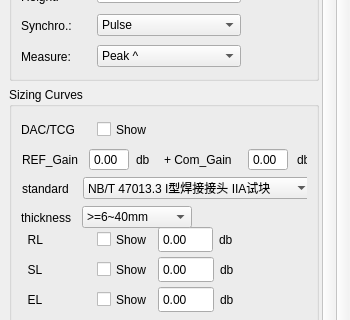
qinxingying/hello-word, file phascan_view/ui/DopplerGroupTab.ui: the form before one commit; both pictures show x 0 to 350 and y 296 to 616 of the 350 by 1023 pixel window.
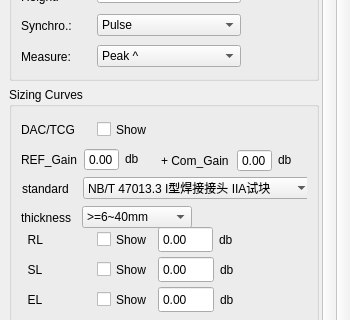
The form after the commit. Icons and pictures are not drawn. Custom widgets are drawn as their Qt base class.

Patch:
```diff
--- a/phascan_view/ui/DopplerGroupTab.ui
+++ b/phascan_view/ui/DopplerGroupTab.ui
@@ -5551,84 +5551,12 @@
                   </item>
                  </layout>
                 </widget>
-                <widget class="QWidget" name="layoutWidget_2">
-                 <property name="geometry">
-                  <rect>
-                   <x>140</x>
-                   <y>30</y>
-                   <width>159</width>
-                   <height>27</height>
-                  </rect>
-                 </property>
-                 <layout class="QHBoxLayout" name="horizontalLayout_17">
-                  <item>
-                   <widget class="QLabel" name="Label_Com_Gain">
-                    <property name="sizePolicy">
-                     <sizepolicy hsizetype="Preferred" vsizetype="Preferred">
-                      <horstretch>0</horstretch>
-                      <verstretch>0</verstretch>
-                     </sizepolicy>
-                    </property>
-                    <property name="minimumSize">
-                     <size>
-                      <width>75</width>
-                      <height>25</height>
-                     </size>
-                    </property>
-                    <property name="maximumSize">
-                     <size>
-                      <width>75</width>
-                      <height>16777215</height>
-                     </size>
-                    </property>
-                    <property name="text">
-                     <string>+ Com_Gain</string>
-                    </property>
-                    <property name="alignment">
-                     <set>Qt::AlignLeading|Qt::AlignLeft|Qt::AlignVCenter</set>
-                    </property>
-                   </widget>
-                  </item>
-                  <item>
-                   <widget class="QDoubleSpinBox" name="ValueComGain">
-                    <property name="maximumSize">
-                     <size>
-                      <width>40</width>
-                      <height>16777215</height>
-                     </size>
-                    </property>
-                    <property name="buttonSymbols">
-                     <enum>QAbstractSpinBox::NoButtons</enum>
-                    </property>
-                   </widget>
-                  </item>
-                  <item>
-                   <widget class="QLabel" name="label_29">
-                    <property name="minimumSize">
-                     <size>
-                      <width>20</width>
-                      <height>0</height>
-                     </size>
-                    </property>
-                    <property name="maximumSize">
-                     <size>
-                      <width>20</width>
-                      <height>16777215</height>
-                     </size>
-                    </property>
-                    <property name="text">
-                     <string>db</string>
-                    </property>
-                   </widget>
-                  </item>
-                 </layout>
-                </widget>
                 <widget class="QWidget" name="layoutWidget">
                  <property name="geometry">
                   <rect>
                    <x>0</x>
                    <y>30</y>
-                   <width>139</width>
+                   <width>126</width>
                    <height>27</height>
                   </rect>
                  </property>
@@ -5636,20 +5564,20 @@
                   <item>
                    <widget class="QLabel" name="Label_REF_Gain">
                     <property name="sizePolicy">
-                     <sizepolicy hsizetype="Preferred" vsizetype="Preferred">
+                     <sizepolicy hsizetype="Fixed" vsizetype="Fixed">
                       <horstretch>0</horstretch>
                       <verstretch>0</verstretch>
                      </sizepolicy>
                     </property>
                     <property name="minimumSize">
                      <size>
-                      <width>60</width>
+                      <width>57</width>
                       <height>25</height>
                      </size>
                     </property>
                     <property name="maximumSize">
                      <size>
-                      <width>60</width>
+                      <width>55</width>
                       <height>16777215</height>
                      </size>
                     </property>
@@ -5663,15 +5591,21 @@
                   </item>
                   <item>
                    <widget class="QDoubleSpinBox" name="ValueREFGain">
+                    <property name="sizePolicy">
+                     <sizepolicy hsizetype="Fixed" vsizetype="Fixed">
+                      <horstretch>0</horstretch>
+                      <verstretch>0</verstretch>
+                     </sizepolicy>
+                    </property>
                     <property name="minimumSize">
                      <size>
-                      <width>40</width>
+                      <width>35</width>
                       <height>0</height>
                      </size>
                     </property>
                     <property name="maximumSize">
                      <size>
-                      <width>40</width>
+                      <width>35</width>
                       <height>16777215</height>
                      </size>
                     </property>
@@ -5682,6 +5616,12 @@
                   </item>
                   <item>
                    <widget class="QLabel" name="label_27">
+                    <property name="sizePolicy">
+                     <sizepolicy hsizetype="Fixed" vsizetype="Fixed">
+                      <horstretch>0</horstretch>
+                      <verstretch>0</verstretch>
+                     </sizepolicy>
+                    </property>
                     <property name="minimumSize">
                      <size>
                       <width>20</width>
@@ -5701,7 +5641,7 @@
                   </item>
                  </layout>
                 </widget>
-                <widget class="QWidget" name="">
+                <widget class="QWidget" name="layoutWidget">
                  <property name="geometry">
                   <rect>
                    <x>1</x>
@@ -5774,7 +5714,7 @@
                   </item>
                  </layout>
                 </widget>
-                <widget class="QWidget" name="">
+                <widget class="QWidget" name="layoutWidget">
                  <property name="geometry">
                   <rect>
                    <x>0</x>
@@ -5842,6 +5782,104 @@
                   </item>
                  </layout>
                 </widget>
+                <widget class="QWidget" name="">
+                 <property name="geometry">
+                  <rect>
+                   <x>140</x>
+                   <y>31</y>
+                   <width>139</width>
+                   <height>27</height>
+                  </rect>
+                 </property>
+                 <layout class="QHBoxLayout" name="horizontalLayout_17">
+                  <item>
+                   <widget class="QLabel" name="Label_Com_Gain">
+                    <property name="sizePolicy">
+                     <sizepolicy hsizetype="Fixed" vsizetype="Fixed">
+                      <horstretch>0</horstretch>
+                      <verstretch>0</verstretch>
+                     </sizepolicy>
+                    </property>
+                    <property name="minimumSize">
+                     <size>
+                      <width>70</width>
+                      <height>25</height>
+                     </size>
+                    </property>
+                    <property name="maximumSize">
+                     <size>
+                      <width>70</width>
+                      <height>16777215</height>
+                     </size>
+                    </property>
+                    <property name="text">
+                     <string>+ Com_Gain</string>
+                    </property>
+                    <property name="alignment">
+                     <set>Qt::AlignLeading|Qt::AlignLeft|Qt::AlignVCenter</set>
+                    </property>
+                   </widget>
+                  </item>
+                  <item>
+                   <widget class="QDoubleSpinBox" name="ValueComGain">
+                    <property name="sizePolicy">
+                     <sizepolicy hsizetype="Fixed" vsizetype="Fixed">
+                      <horstretch>0</horstretch>
+                      <verstretch>0</verstretch>
+                     </sizepolicy>
+                    </property>
+                    <property name="minimumSize">
+                     <size>
+                      <width>35</width>
+                      <height>0</height>
+                     </size>
+                    </property>
+                    <property name="maximumSize">
+                     <size>
+                      <width>35</width>
+                      <height>16777215</height>
+                     </size>
+                    </property>
+                    <property name="focusPolicy">
+                     <enum>Qt::WheelFocus</enum>
+                    </property>
+                    <property name="buttonSymbols">
+                     <enum>QAbstractSpinBox::NoButtons</enum>
+                    </property>
+                    <property name="minimum">
+                     <double>-99.000000000000000</double>
+                    </property>
+                   </widget>
+                  </item>
+                  <item>
+                   <widget class="QLabel" name="label_29">
+                    <property name="sizePolicy">
+                     <sizepolicy hsizetype="Fixed" vsizetype="Fixed">
+                      <horstretch>0</horstretch>
+                      <verstretch>0</verstretch>
+                     </sizepolicy>
+                    </property>
+                    <property name="minimumSize">
+                     <size>
+                      <width>20</width>
+                      <height>0</height>
+                     </size>
+                    </property>
+                    <property name="maximumSize">
+                     <size>
+                      <width>20</width>
+                      <height>16777215</height>
+                     </size>
+                    </property>
+                    <property name="text">
+                     <string>db</string>
+                    </property>
+                   </widget>
+                  </item>
+                 </layout>
+                </widget>
+                <zorder>layoutWidget</zorder>
+                <zorder>layoutWidget</zorder>
                 <zorder>layoutWidget</zorder>
                 <zorder>layoutWidget</zorder>
                 <zorder>layoutWidget</zorder>
```
Left out of the diff: 4 changed lines with no effect on the pictures.
